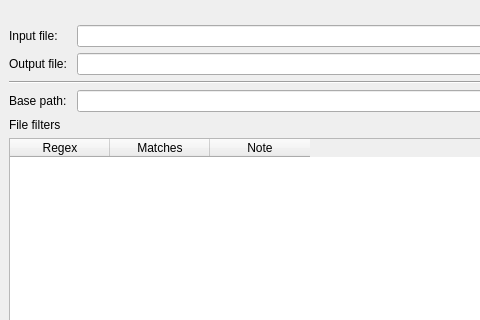
Above: src/MainWindow.ui from chennes/CleanSARIF before the change; both pictures show x 0 to 480 and y 0 to 320 of the 784 by 699 pixel window. Below: the same form after it.
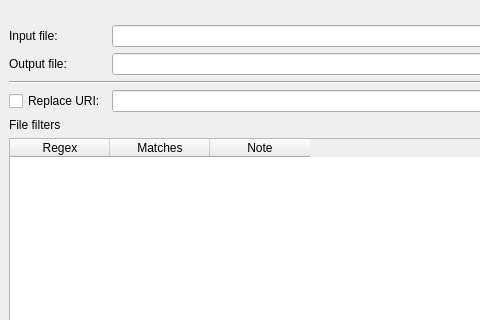
That is the form after the change.

Commit message: Improve base path replacement behavior

The edit to the form file:
```diff
--- a/src/MainWindow.ui
+++ b/src/MainWindow.ui
@@ -86,13 +86,6 @@
         </property>
        </widget>
       </item>
-      <item row="3" column="0">
-       <widget class="QLabel" name="basePathLabel">
-        <property name="text">
-         <string>Base path:</string>
-        </property>
-       </widget>
-      </item>
       <item row="2" column="0" colspan="3">
        <widget class="Line" name="line_2">
         <property name="orientation">
@@ -100,6 +93,13 @@
         </property>
        </widget>
       </item>
+      <item row="3" column="0">
+       <widget class="QCheckBox" name="replaceURICheckbox">
+        <property name="text">
+         <string>Replace URI:</string>
+        </property>
+       </widget>
+      </item>
      </layout>
     </item>
     <item>
```
The commit also changes 11 other files.
